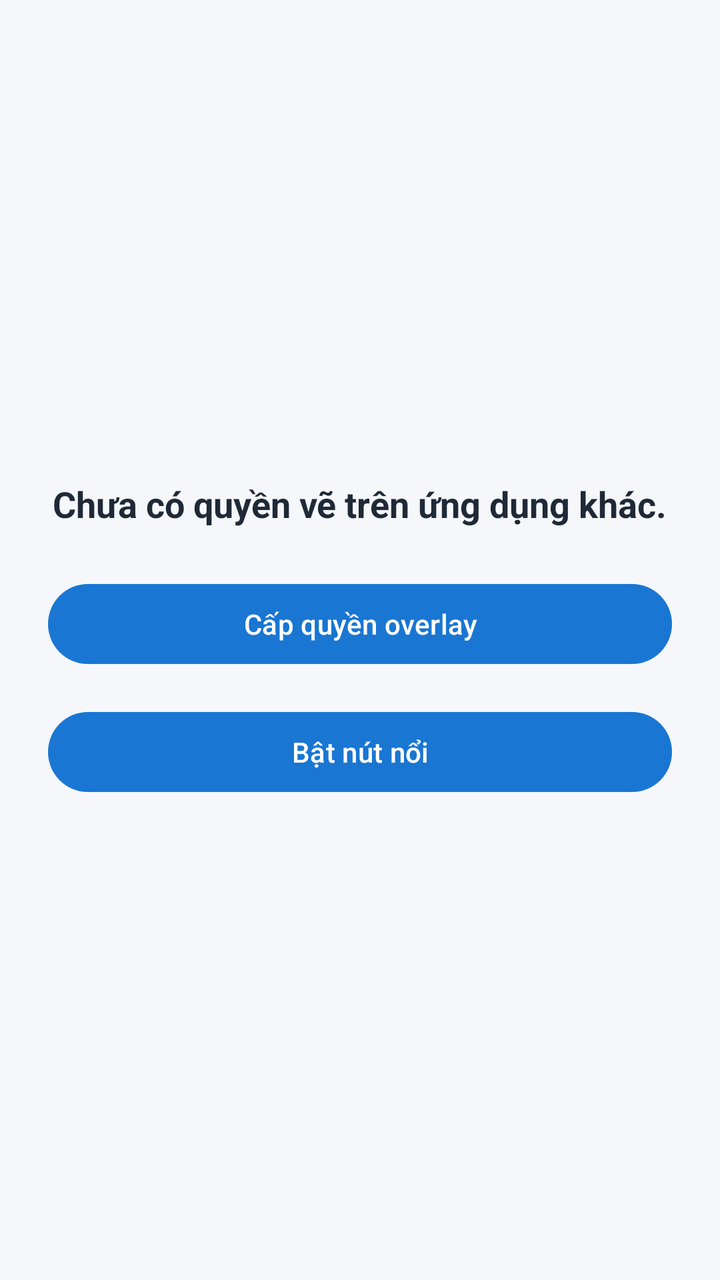
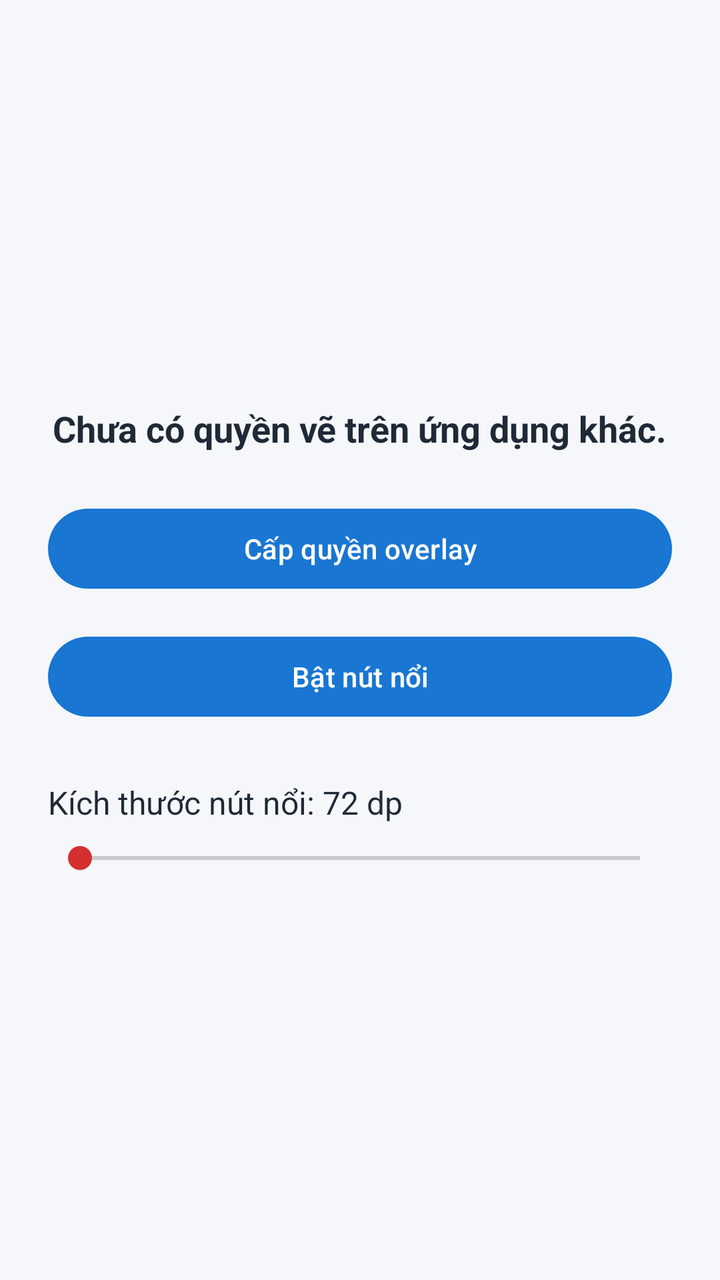

An Android layout rendered at two revisions. The XML below is the earlier revision; the diff shows what the commit changed to produce the second picture.
<!-- AndroidManifest.xml: application theme Theme.NutNoi -->
<!-- res/layout/activity_main.xml -->
<?xml version="1.0" encoding="utf-8"?>
<LinearLayout xmlns:android="http://schemas.android.com/apk/res/android"
    android:layout_width="match_parent"
    android:layout_height="match_parent"
    android:orientation="vertical"
    android:padding="24dp"
    android:gravity="center"
    android:background="#F5F7FA">

    <TextView
        android:id="@+id/permissionStatus"
        android:layout_width="wrap_content"
        android:layout_height="wrap_content"
        android:text="@string/not_granted"
        android:textSize="18sp"
        android:textStyle="bold"
        android:textColor="#1F2937"
        android:paddingBottom="24dp" />

    <Button
        android:id="@+id/requestPermissionButton"
        android:layout_width="match_parent"
        android:layout_height="wrap_content"
        android:text="@string/request_permission"
        android:textAllCaps="false"
        android:layout_marginBottom="16dp" />

    <Button
        android:id="@+id/toggleOverlayButton"
        android:layout_width="match_parent"
        android:layout_height="wrap_content"
        android:text="@string/enable_button"
        android:textAllCaps="false" />

</LinearLayout>
<!-- resources referenced by this layout -->
<resources>
  <string name="enable_button">Bật nút nổi</string>
  <string name="not_granted">Chưa có quyền vẽ trên ứng dụng khác.</string>
  <string name="request_permission">Cấp quyền overlay</string>
  <style name="Theme.NutNoi" parent="Theme.Material3.DayNight.NoActionBar">
          <item name="colorPrimary">#1976D2</item>
          <item name="colorPrimaryVariant">#1565C0</item>
          <item name="colorSecondary">#D32F2F</item>
          <item name="android:statusBarColor">@android:color/transparent</item>
          <item name="android:navigationBarColor">@android:color/transparent</item>
      </style>
</resources>

<!-- the commit's change to res/layout/activity_main.xml (unified diff, before → after) -->
@@ -30,6 +30,24 @@
         android:layout_width="match_parent"
         android:layout_height="wrap_content"
         android:text="@string/enable_button"
-        android:textAllCaps="false" />
+        android:textAllCaps="false"
+        android:layout_marginBottom="28dp" />
+
+    <TextView
+        android:id="@+id/sizeLabel"
+        android:layout_width="match_parent"
+        android:layout_height="wrap_content"
+        android:labelFor="@id/sizeSeekBar"
+        android:text="@string/overlay_size_value_default"
+        android:textColor="#1F2937"
+        android:textSize="16sp"
+        android:paddingBottom="8dp" />
+
+    <SeekBar
+        android:id="@+id/sizeSeekBar"
+        android:layout_width="match_parent"
+        android:layout_height="wrap_content"
+        android:max="96"
+        android:contentDescription="@string/overlay_size_label" />
 
 </LinearLayout>
<!-- resource entries referenced after the edit -->
@@ -2,6 +2,8 @@
 <resources>
   <string name="enable_button">Bật nút nổi</string>
   <string name="not_granted">Chưa có quyền vẽ trên ứng dụng khác.</string>
+  <string name="overlay_size_label">Kích thước nút nổi</string>
+  <string name="overlay_size_value_default">Kích thước nút nổi: 72 dp</string>
   <string name="request_permission">Cấp quyền overlay</string>
   <style name="Theme.NutNoi" parent="Theme.Material3.DayNight.NoActionBar">
           <item name="colorPrimary">#1976D2</item>
